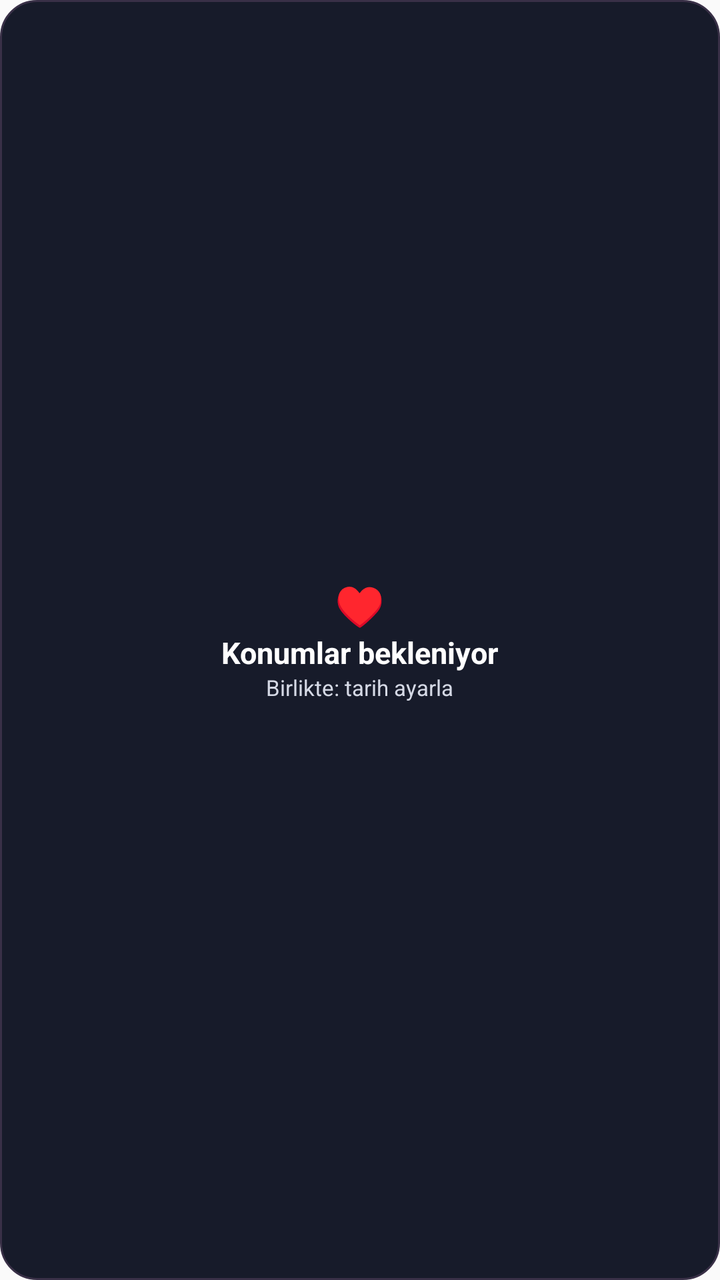
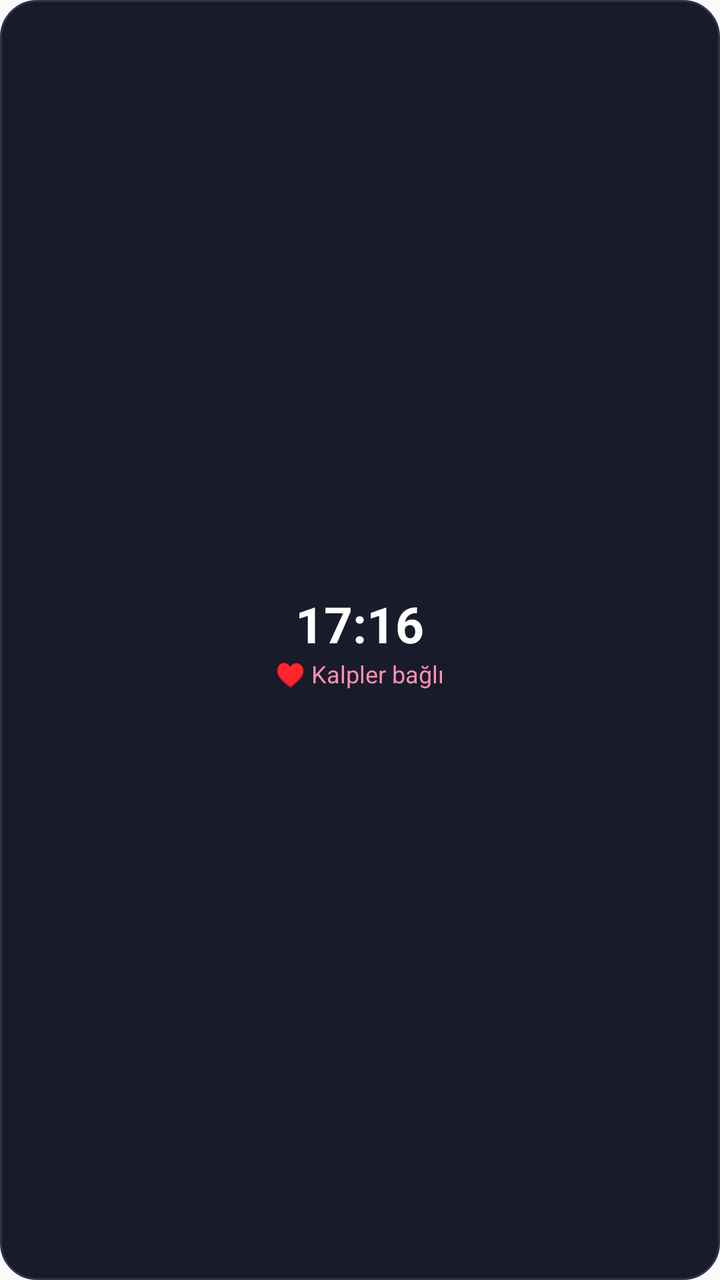

Before-and-after screenshots of an Android layout around one commit, followed by the original layout XML and the change that was made.
<!-- AndroidManifest.xml: application theme android:Theme.Material.Light.NoActionBar -->
<!-- res/layout/love_widget.xml -->
<LinearLayout xmlns:android="http://schemas.android.com/apk/res/android"
    android:layout_width="match_parent" android:layout_height="match_parent"
    android:orientation="vertical" android:gravity="center"
    android:padding="12dp" android:background="@drawable/widget_bg">
    <TextView android:id="@+id/heart" android:layout_width="wrap_content"
        android:layout_height="wrap_content" android:text="♥" android:textColor="#F28DB5"
        android:textSize="20sp"/>
    <TextView android:id="@+id/distance" android:layout_width="wrap_content"
        android:layout_height="wrap_content" android:text="Konumlar bekleniyor"
        android:textColor="#FFFFFF" android:textStyle="bold" android:textSize="15sp"/>
    <TextView android:id="@+id/time" android:layout_width="wrap_content"
        android:layout_height="wrap_content" android:text="Birlikte: tarih ayarla"
        android:textColor="#D5D9E5" android:textSize="11sp"/>
</LinearLayout>
<!-- resources referenced by this layout -->
<resources>
  <!-- drawable widget_bg (drawable) -->
  <shape xmlns:android="http://schemas.android.com/apk/res/android">
      <solid android:color="#171B2A"/>
      <corners android:radius="18dp"/>
      <stroke android:width="1dp" android:color="#393047"/>
  </shape>
</resources>

<!-- the commit's change to res/layout/love_widget.xml (unified diff, before → after) -->
@@ -1,14 +1,25 @@
 <LinearLayout xmlns:android="http://schemas.android.com/apk/res/android"
-    android:layout_width="match_parent" android:layout_height="match_parent"
-    android:orientation="vertical" android:gravity="center"
-    android:padding="12dp" android:background="@drawable/widget_bg">
-    <TextView android:id="@+id/heart" android:layout_width="wrap_content"
-        android:layout_height="wrap_content" android:text="♥" android:textColor="#F28DB5"
-        android:textSize="20sp"/>
-    <TextView android:id="@+id/distance" android:layout_width="wrap_content"
-        android:layout_height="wrap_content" android:text="Konumlar bekleniyor"
-        android:textColor="#FFFFFF" android:textStyle="bold" android:textSize="15sp"/>
-    <TextView android:id="@+id/time" android:layout_width="wrap_content"
-        android:layout_height="wrap_content" android:text="Birlikte: tarih ayarla"
-        android:textColor="#D5D9E5" android:textSize="11sp"/>
+    android:layout_width="match_parent"
+    android:layout_height="match_parent"
+    android:orientation="vertical"
+    android:gravity="center"
+    android:padding="8dp"
+    android:background="@drawable/widget_bg">
+
+    <TextView
+        android:id="@+id/widget_time"
+        android:layout_width="wrap_content"
+        android:layout_height="wrap_content"
+        android:text="17:16"
+        android:textColor="#FFFFFF"
+        android:textSize="25sp"
+        android:textStyle="bold"/>
+
+    <TextView
+        android:id="@+id/widget_distance"
+        android:layout_width="wrap_content"
+        android:layout_height="wrap_content"
+        android:text="♥ Kalpler bağlı"
+        android:textColor="#FF8FAF"
+        android:textSize="12sp"/>
 </LinearLayout>
